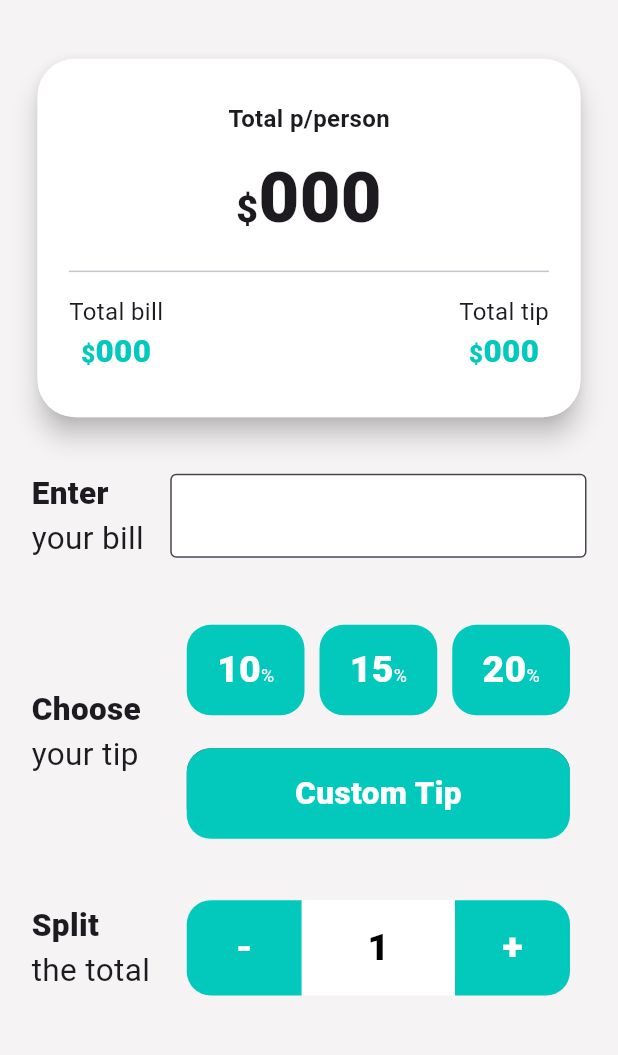
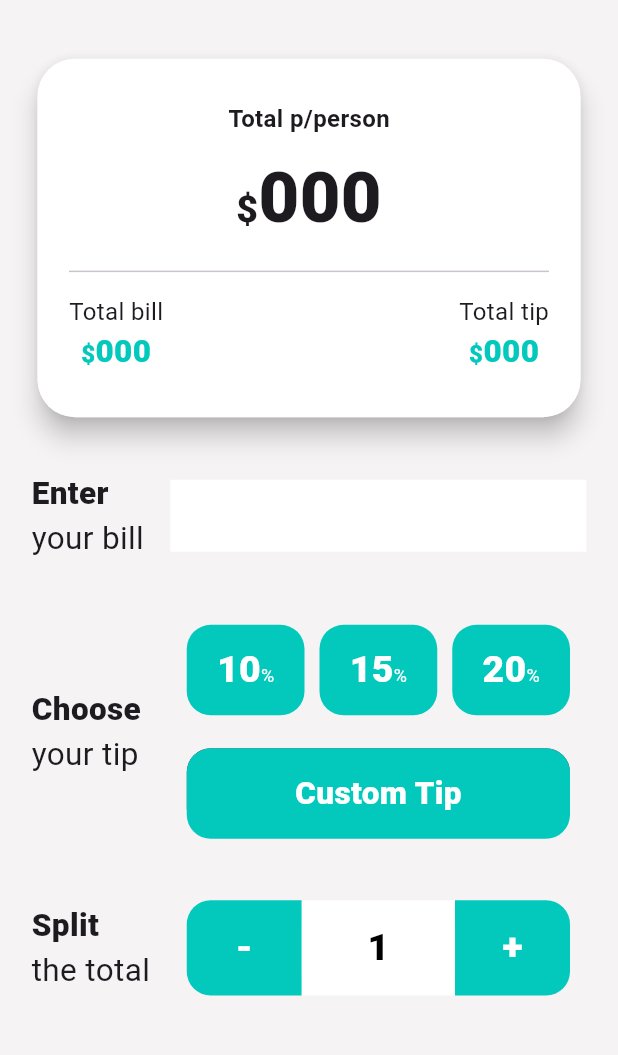
Before and after one commit to heer997/Tip_Calculator_App, a Flutter app: the HomePage screen opened directly, on a phone screen of 412 x 824 dp, the part 164-1219 px from its top. Run offline on Flutter 3.47's test engine with Material 3 defaults, Android fonts, the light colour scheme and no system bars.

Commit message:
Recent commit

```diff
--- a/lib/Tip_Calculator_App/home_page.dart
+++ b/lib/Tip_Calculator_App/home_page.dart
@@ -254,13 +254,14 @@ class HomePageState extends State<HomePage> {
               fillColor: Colors.white,
               filled: true,
               prefixText: "\$",
-              border: OutlineInputBorder(
-                borderSide: BorderSide(
-                  style: BorderStyle.none,
-                  color: Colors.white,
-                  width: 1.0,
-                ),
-              ),
+              border: InputBorder.none,
+              // border: OutlineInputBorder(
+              //   borderSide: BorderSide(
+              //     style: BorderStyle.none,
+              //     color: Colors.white,
+              //     width: 1.0,
+              //   ),
+              // ),
             ),
           ),
         ),
```
